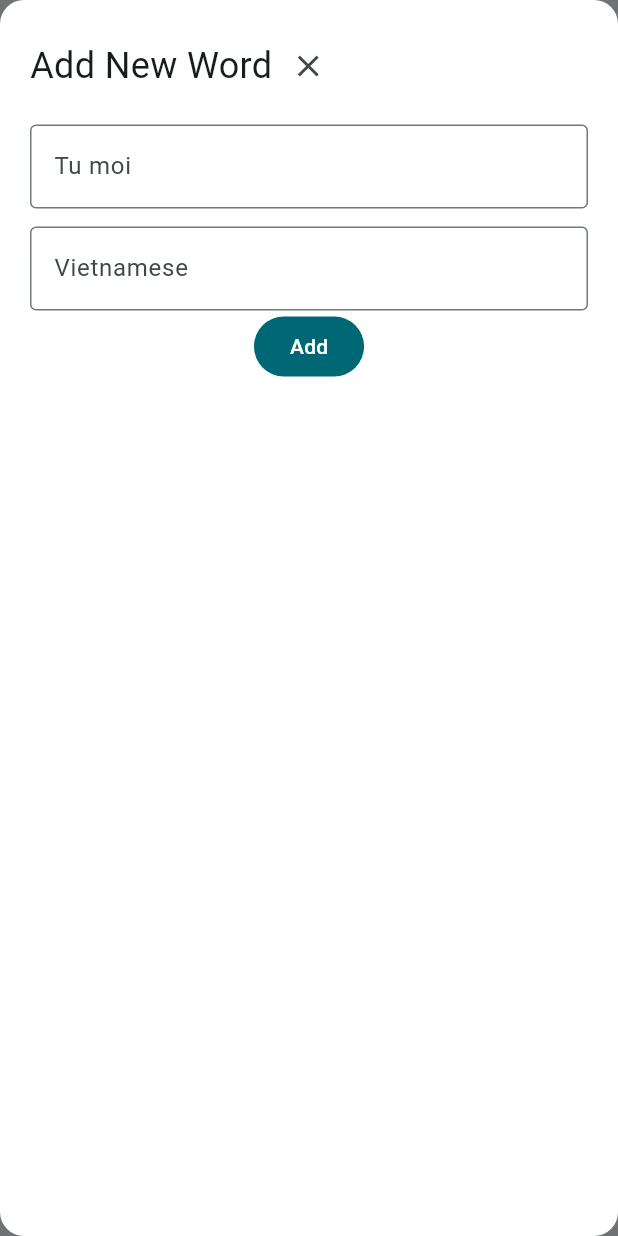
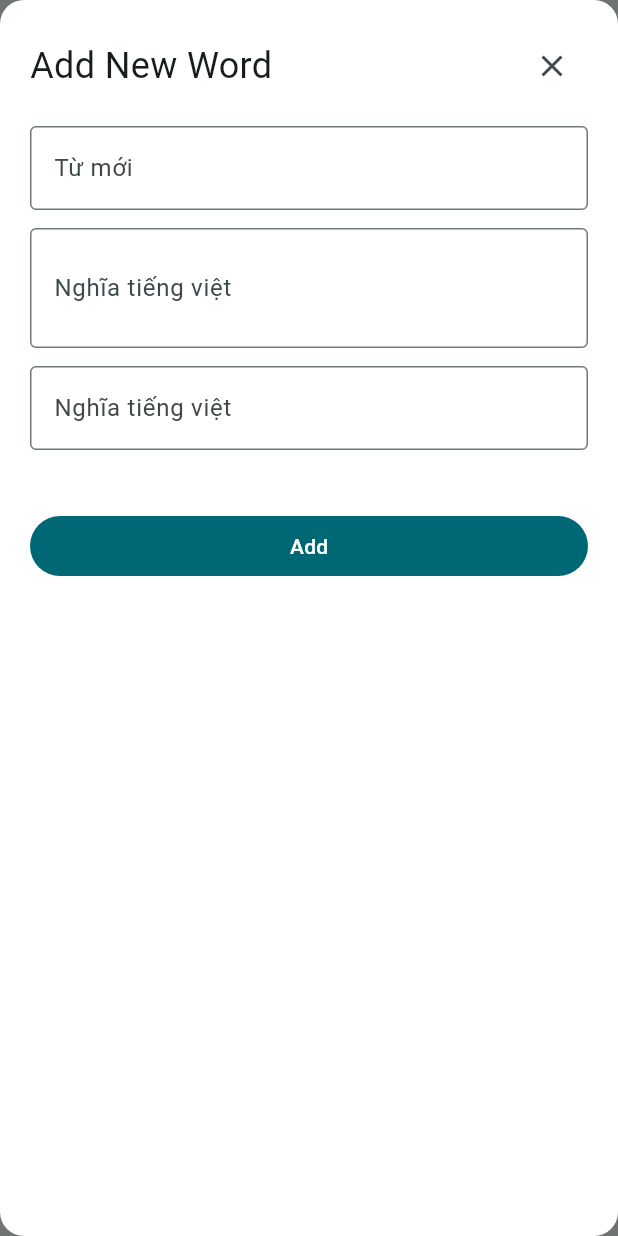
Before and after one commit to andyngojs/my-vocability-mobile, a Flutter app: the VocabPage screen opened by its route, after a tap on "Create new word", on a phone screen of 412 x 824 dp. Run offline on Flutter 3.47's test engine with Material 3 defaults, Android fonts, the light colour scheme and no system bars; our stand-ins replace flutter_bloc.

Commit message:
feat: Refactor VocabCubit state and enhance AddWordDialog
- Refactors `VocabCubit` to use a new `VocabularyState` class for managing a list of `Vocabulary` objects, replacing the previous `int` state.
- Introduces an `addWord` method to the cubit to handle adding new words.
- Creates the `Vocabulary` entity to model vocabulary words with properties like name, meaning, and word type.
- Enhances the `AddWordDialog` UI with a more structured layout, additional input fields for word details, and improved styling.
- Updates `VocabPage` to align with the new `VocabularyState` and removes the temporary increment/decrement functionality.
- Implements a basic UI layout for the `FlashcardPage`.

```diff
--- a/lib/features/flashcard/presentation/cubit/flashcard_cubit.dart
+++ b/lib/features/flashcard/presentation/cubit/flashcard_cubit.dart
@@ -3,9 +3,6 @@ import 'package:flutter_bloc/flutter_bloc.dart';
 class FlashcardCubit extends Cubit<int> {
   FlashcardCubit() : super(0);
 
-  void increment() => {
-    print("increment in cubit"),
-    emit(state + 1)
-  };
+  void increment() => {print("increment in cubit"), emit(state + 1)};
   void decrement() => emit(state - 1);
 }
--- a/lib/features/flashcard/presentation/pages/flashcard_page.dart
+++ b/lib/features/flashcard/presentation/pages/flashcard_page.dart
@@ -3,15 +3,34 @@ import 'package:flutter_bloc/flutter_bloc.dart';
 import 'package:my_vocability/features/flashcard/presentation/cubit/flashcard_cubit.dart';
 
 class FlashcardPage extends StatefulWidget {
+  const FlashcardPage({super.key});
+
   @override
   State<FlashcardPage> createState() => _FlashcardPageState();
 }
 
 class _FlashcardPageState extends State<FlashcardPage> {
+  @override
   Widget build(BuildContext context) {
     return BlocBuilder<FlashcardCubit, int>(
-      builder: (_ctx, state) =>
-          SafeArea(child: Scaffold(body: Text("FlashCard page"))),
+      builder: (_ctx, state) => SafeArea(
+        child: Scaffold(
+          body: ListView(
+            padding: EdgeInsets.fromLTRB(12, 0, 12, 0),
+            children: [
+              Padding(
+                padding: EdgeInsets.all(0),
+                child: Text('Good morning, Dong Ngo', style: TextStyle(fontSize: 22, fontWeight: FontWeight.w600)),
+              ),
+
+              Padding(
+                padding: EdgeInsets.fromLTRB(0, 15, 0, 10),
+                child: Text('Streak ')
+              )
+            ],
+          ),
+        ),
+      ),
     );
   }
 }
--- /dev/null
+++ b/lib/features/vocab/domain/entities/vocabulary.dart
@@ -0,0 +1,13 @@
+class Vocabulary {
+  final String name;
+  final String meaning;
+  final String wordType; // Noun / Verb / Adjective / Adverb
+  final String? phonetic;
+
+  Vocabulary({
+    required this.name,
+    required this.meaning,
+    required this.wordType,
+    this.phonetic,
+  });
+}
--- a/lib/features/vocab/presentation/cubit/vocab_cubit.dart
+++ b/lib/features/vocab/presentation/cubit/vocab_cubit.dart
@@ -1,11 +1,26 @@
 import 'package:flutter_bloc/flutter_bloc.dart';
 
-class VocabCubit extends Cubit<int> {
-  VocabCubit() : super(0);
+import '../../domain/entities/vocabulary.dart';
+
+class VocabularyState {
+  final List<Vocabulary> words;
+
+  VocabularyState({this.words = const []});
+
+  VocabularyState copyWith({List<Vocabulary>? words}) {
+    return VocabularyState(words: words ?? this.words);
+  }
+}
+
+class VocabCubit extends Cubit<VocabularyState> {
+  VocabCubit() : super(VocabularyState());
 
   void increment() => {
-    print("increment in cubit"),
-    emit(state + 1)
+    print("increment in cubit")
   };
-  void decrement() => emit(state - 1);
+
+  void addWord(Vocabulary word) {
+    final newList = List<Vocabulary>.from(state.words)..add(word);
+    emit(state.copyWith(words: newList));
+  }
 }
--- a/lib/features/vocab/presentation/pages/vocab_page.dart
+++ b/lib/features/vocab/presentation/pages/vocab_page.dart
@@ -5,6 +5,8 @@ import 'package:my_vocability/features/vocab/presentation/cubit/vocab_cubit.dart
 import 'package:my_vocability/features/vocab/presentation/widgets/add_word_dialog.dart';
 
 class VocabPage extends StatefulWidget {
+  const VocabPage({super.key});
+
   @override
   State<VocabPage> createState() => _VocabPageState();
 }
@@ -17,7 +19,7 @@ class _VocabPageState extends State<VocabPage> {
 
   @override
   Widget build(BuildContext context) {
-    return BlocBuilder<VocabCubit, int>(
+    return BlocBuilder<VocabCubit, VocabularyState>(
       builder: (_context, state) => SafeArea(
         child: Scaffold(
           appBar: AppBar(title: Text('Vocabulary'), centerTitle: false),
@@ -36,17 +38,7 @@ class _VocabPageState extends State<VocabPage> {
                 ),
               ),
 
-              Text('Vocab Page ${state.toString()}'),
-
-              FloatingActionButton(
-                onPressed: () => _context.read<VocabCubit>().increment(),
-                child: Text('+'),
-              ),
-
-              FloatingActionButton(
-                onPressed: () => _context.read<VocabCubit>().decrement(),
-                child: Text('-'),
-              ),
+              Text('Vocab Page'),
             ],
           ),
         ),
--- a/lib/features/vocab/presentation/widgets/add_word_dialog.dart
+++ b/lib/features/vocab/presentation/widgets/add_word_dialog.dart
@@ -2,10 +2,14 @@ import 'package:flutter/material.dart';
 
 class AddWordDialog extends StatelessWidget {
   final _newWordController = TextEditingController();
+  final _meaningController = TextEditingController();
+
+  AddWordDialog({super.key});
 
   @override
   Widget build(BuildContext context) {
     return Dialog(
+      shape: RoundedRectangleBorder(borderRadius: BorderRadius.circular(16)),
       insetPadding: EdgeInsets.zero,
       backgroundColor: Colors.transparent,
       child: Container(
@@ -16,11 +20,9 @@ class AddWordDialog extends StatelessWidget {
           borderRadius: BorderRadius.circular(16),
         ),
         child: Column(
-          mainAxisAlignment: MainAxisAlignment.start,
           children: [
-            Padding(
-              padding: EdgeInsetsGeometry.fromLTRB(0, 0, 0, 15),
-              child: Row(
+            Row(
+              mainAxisAlignment: MainAxisAlignment.spaceBetween,
               children: [
                 Text(
                   "Add New Word",
@@ -28,43 +30,53 @@ class AddWordDialog extends StatelessWidget {
                   textAlign: TextAlign.center,
                 ),
 
-                  IconButton(onPressed: () => {}, icon: Icon(Icons.close)),
+                IconButton(
+                  onPressed: () => {Navigator.of(context).pop()},
+                  icon: Icon(Icons.close),
+                ),
               ],
             ),
-            ),
 
-            Flex(
-              direction: Axis.vertical,
-              children: [
-                TextField(
-                  controller: _newWordController,
-                  decoration: InputDecoration(
-                    border: OutlineInputBorder(),
-                    label: Text("Tu moi"),
-                  ),
-                ),
-
-                Padding(padding: EdgeInsets.only(top: 12)),
+            const SizedBox(height: 16),
 
             TextField(
               controller: _newWordController,
               decoration: InputDecoration(
                 border: OutlineInputBorder(),
-                    label: Text("Vietnamese"),
+                label: Text("Từ mới"),
               ),
             ),
-              ],
+
+            const SizedBox(height: 12),
+
+            TextField(
+              controller: _meaningController,
+              maxLines: 2,
+              decoration: InputDecoration(
+                border: OutlineInputBorder(),
+                label: Text("Nghĩa tiếng việt"),
+              ),
             ),
 
-            Row(
-              spacing: 23,
-              mainAxisAlignment: MainAxisAlignment.center,
-              crossAxisAlignment: CrossAxisAlignment.end,
-              children: [
-                FilledButton(onPressed: () => {}, child: Text('Add'), style: ButtonStyle(
+            const SizedBox(height: 12),
 
-                ),)
-              ],
+            TextField(
+              controller: _meaningController,
+              decoration: InputDecoration(
+                border: OutlineInputBorder(),
+                label: Text("Nghĩa tiếng việt"),
+              ),
+            ),
+
+            SizedBox(height: 40),
+
+            SizedBox(
+              width: double.infinity,
+              child: FilledButton(
+                onPressed: () => {},
+                style: ButtonStyle(),
+                child: Text('Add'),
+              ),
             ),
           ],
         ),
```
Lines whose indentation alone changed are shown as unchanged.
